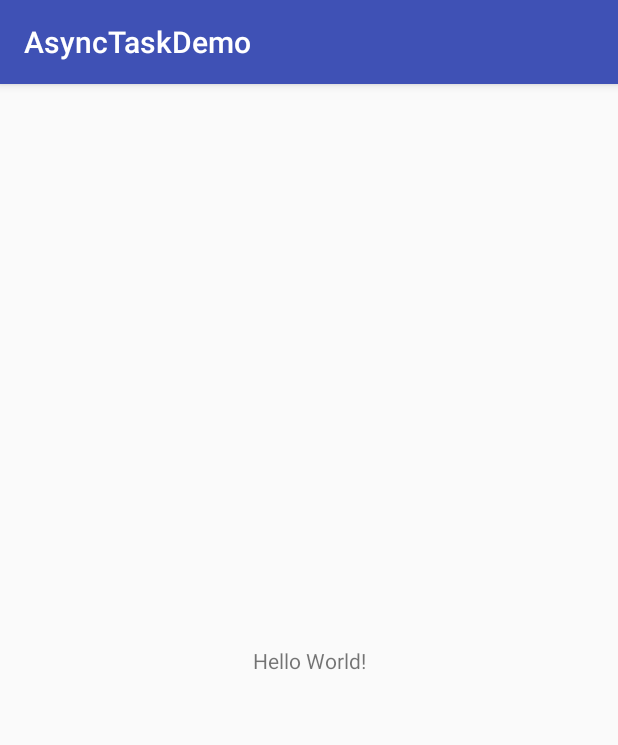
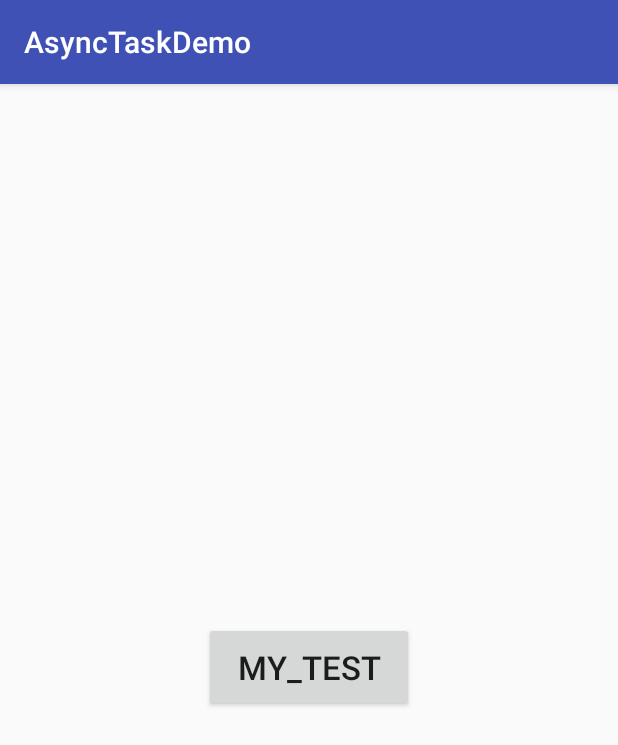
Before and after one commit to JoyOverflow/AsyncTask, an Android app: the screen it shows after launch (MainActivity), on a phone screen of 412 x 824 dp. Shown: the top 745 px of the screen. Run offline under Robolectric (Android 15) with nearby library versions, the phone set to English and light mode, and no system bars.

```diff
--- a/app/src/main/res/layout/activity_main.xml
+++ b/app/src/main/res/layout/activity_main.xml
@@ -1,19 +1,20 @@
 <?xml version="1.0" encoding="utf-8"?>
-<android.support.constraint.ConstraintLayout
+<LinearLayout
     xmlns:android="http://schemas.android.com/apk/res/android"
-    xmlns:app="http://schemas.android.com/apk/res-auto"
     xmlns:tools="http://schemas.android.com/tools"
     android:layout_width="match_parent"
     android:layout_height="match_parent"
+    android:orientation="vertical"
+    android:gravity="center"
     tools:context=".MainActivity">
 
-    <TextView
-        android:layout_width="wrap_content"
-        android:layout_height="wrap_content"
-        android:text="Hello World!"
-        app:layout_constraintBottom_toBottomOf="parent"
-        app:layout_constraintLeft_toLeftOf="parent"
-        app:layout_constraintRight_toRightOf="parent"
-        app:layout_constraintTop_toTopOf="parent"/>
+    <Button
+        android:id="@+id/btn_test"
+        android:layout_width="140dp"
+        android:layout_height="60dp"
+        android:text="@string/btn_name"
+        android:textSize="22sp"
+        android:textAllCaps="true"
+        android:layout_marginTop="10dp"/>
 
-</android.support.constraint.ConstraintLayout>
+</LinearLayout>
--- a/app/src/main/res/values/strings.xml
+++ b/app/src/main/res/values/strings.xml
@@ -1,3 +1,4 @@
 <resources>
     <string name="app_name">AsyncTaskDemo</string>
+    <string name="btn_name">my_test</string>
 </resources>
```
Also changed, not shown: app/src/main/java/ouyj/hyena/com/asynctaskdemo/MainActivity.java (+49 -1 lines), app/src/main/java/ouyj/hyena/com/asynctaskdemo/MyAsyncTask.java (+4 -4 lines).
